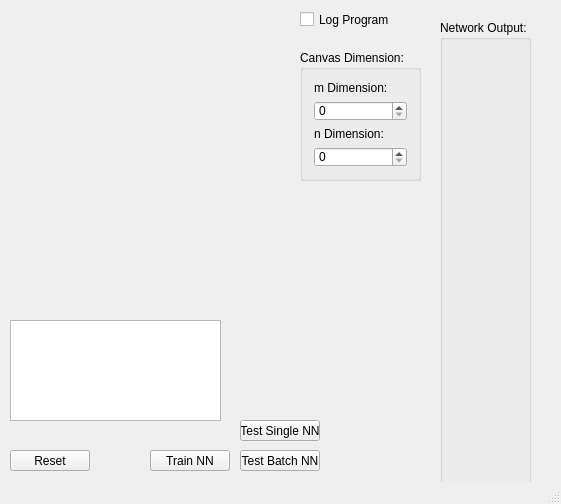
Qt form Milestone4_GUI/mainwindow.ui (0xanselm-priv/prg2-pr_milestone4) before a commit.
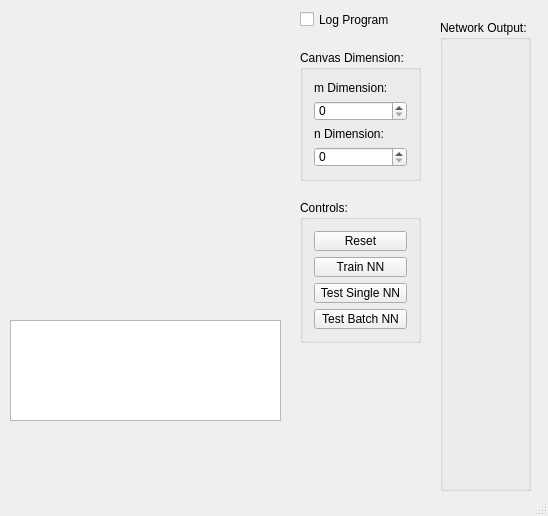
The same form after that commit.

Diff of the .ui file:
```diff
--- a/Milestone4_GUI/mainwindow.ui
+++ b/Milestone4_GUI/mainwindow.ui
@@ -6,8 +6,8 @@
    <rect>
     <x>0</x>
     <y>0</y>
-    <width>561</width>
-    <height>504</height>
+    <width>548</width>
+    <height>516</height>
    </rect>
   </property>
   <property name="windowTitle">
@@ -35,7 +35,7 @@
      <rect>
       <x>10</x>
       <y>320</y>
-      <width>211</width>
+      <width>271</width>
       <height>101</height>
      </rect>
     </property>
@@ -75,45 +75,6 @@
      </item>
     </layout>
    </widget>
-   <widget class="QPushButton" name="reset_button">
-    <property name="geometry">
-     <rect>
-      <x>10</x>
-      <y>450</y>
-      <width>80</width>
-      <height>21</height>
-     </rect>
-    </property>
-    <property name="text">
-     <string>Reset</string>
-    </property>
-   </widget>
-   <widget class="QPushButton" name="train_button">
-    <property name="geometry">
-     <rect>
-      <x>150</x>
-      <y>450</y>
-      <width>80</width>
-      <height>21</height>
-     </rect>
-    </property>
-    <property name="text">
-     <string>Train NN</string>
-    </property>
-   </widget>
-   <widget class="QPushButton" name="test_single_button">
-    <property name="geometry">
-     <rect>
-      <x>240</x>
-      <y>420</y>
-      <width>80</width>
-      <height>21</height>
-     </rect>
-    </property>
-    <property name="text">
-     <string>Test Single NN</string>
-    </property>
-   </widget>
    <widget class="QCheckBox" name="log_matrix_checkbox">
     <property name="geometry">
      <rect>
@@ -127,19 +88,6 @@
      <string>Log Program</string>
     </property>
    </widget>
-   <widget class="QPushButton" name="test_batch_button">
-    <property name="geometry">
-     <rect>
-      <x>240</x>
-      <y>450</y>
-      <width>80</width>
-      <height>21</height>
-     </rect>
-    </property>
-    <property name="text">
-     <string>Test Batch NN</string>
-    </property>
-   </widget>
    <widget class="QGroupBox" name="groupBox_2">
     <property name="geometry">
      <rect>
@@ -166,6 +114,62 @@
      </property>
     </widget>
    </widget>
+   <widget class="QGroupBox" name="groupBox_3">
+    <property name="geometry">
+     <rect>
+      <x>300</x>
+      <y>200</y>
+      <width>121</width>
+      <height>143</height>
+     </rect>
+    </property>
+    <property name="title">
+     <string>Controls:</string>
+    </property>
+    <layout class="QVBoxLayout" name="verticalLayout_2">
+     <item>
+      <widget class="QPushButton" name="reset_button">
+       <property name="text">
+        <string>Reset</string>
+       </property>
+      </widget>
+     </item>
+     <item>
+      <widget class="QPushButton" name="train_button">
+       <property name="text">
+        <string>Train NN</string>
+       </property>
+      </widget>
+     </item>
+     <item>
+      <widget class="QPushButton" name="test_single_button">
+       <property name="text">
+        <string>Test Single NN</string>
+       </property>
+      </widget>
+     </item>
+     <item>
+      <widget class="QPushButton" name="test_batch_button">
+       <property name="text">
+        <string>Test Batch NN</string>
+       </property>
+      </widget>
+     </item>
+    </layout>
+   </widget>
+   <widget class="QLabel" name="output_label">
+    <property name="geometry">
+     <rect>
+      <x>300</x>
+      <y>360</y>
+      <width>121</width>
+      <height>121</height>
+     </rect>
+    </property>
+    <property name="text">
+     <string/>
+    </property>
+   </widget>
   </widget>
   <widget class="QStatusBar" name="statusBar"/>
  </widget>
```
